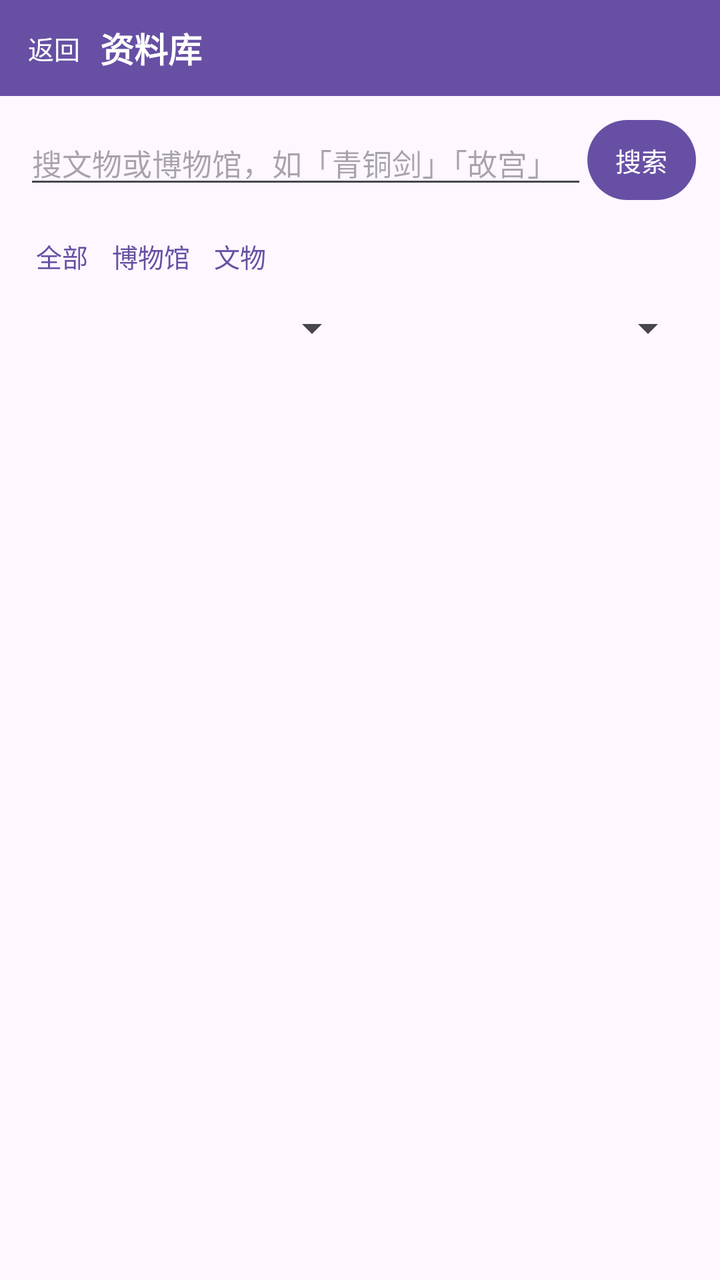
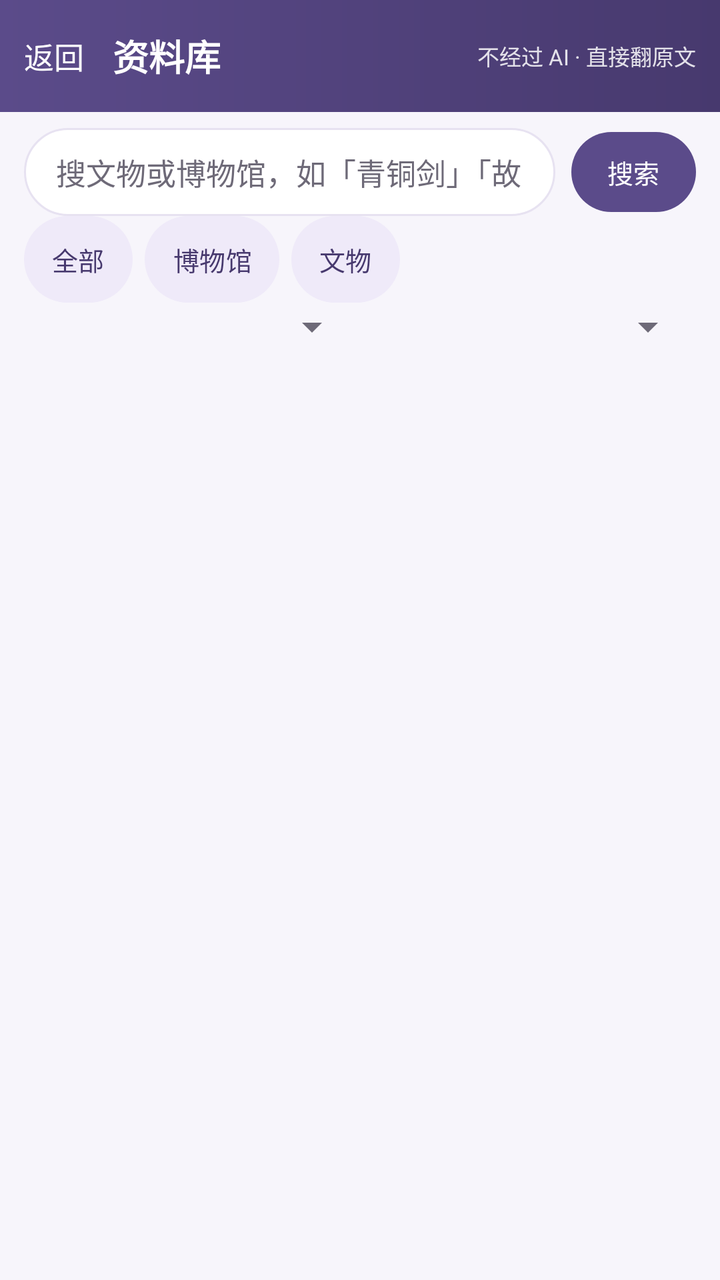

Two renders of the same Android screen: before a commit and after it. Below are the layout's source before the change and the commit's diff.
<!-- AndroidManifest.xml: application theme Theme.MuseumDocentAI -->
<!-- res/layout/activity_browse.xml -->
<?xml version="1.0" encoding="utf-8"?>
<androidx.constraintlayout.widget.ConstraintLayout xmlns:android="http://schemas.android.com/apk/res/android"
    xmlns:app="http://schemas.android.com/apk/res-auto"
    android:id="@+id/browse_root"
    android:layout_width="match_parent"
    android:layout_height="match_parent">

    
    <LinearLayout
        android:id="@+id/browse_title_bar"
        android:layout_width="match_parent"
        android:layout_height="48dp"
        android:background="?attr/colorPrimary"
        android:gravity="center_vertical"
        android:orientation="horizontal"
        android:paddingStart="4dp"
        android:paddingEnd="12dp"
        app:layout_constraintTop_toTopOf="parent">

        <Button
            android:id="@+id/btn_back"
            style="?android:attr/borderlessButtonStyle"
            android:layout_width="wrap_content"
            android:layout_height="wrap_content"
            android:minWidth="0dp"
            android:paddingStart="10dp"
            android:paddingEnd="10dp"
            android:text="@string/browse_back"
            android:textColor="@android:color/white"
            android:textSize="13sp" />

        <TextView
            android:layout_width="0dp"
            android:layout_height="wrap_content"
            android:layout_weight="1"
            android:text="@string/browse_title"
            android:textColor="@android:color/white"
            android:textSize="17sp"
            android:textStyle="bold" />
    </LinearLayout>

    
    <LinearLayout
        android:id="@+id/layout_search"
        android:layout_width="match_parent"
        android:layout_height="wrap_content"
        android:orientation="vertical"
        android:paddingStart="12dp"
        android:paddingTop="8dp"
        android:paddingEnd="12dp"
        app:layout_constraintTop_toBottomOf="@id/browse_title_bar">

        <LinearLayout
            android:layout_width="match_parent"
            android:layout_height="wrap_content"
            android:gravity="center_vertical"
            android:orientation="horizontal">

            <EditText
                android:id="@+id/edit_search"
                android:layout_width="0dp"
                android:layout_height="wrap_content"
                android:layout_weight="1"
                android:hint="@string/browse_hint"
                android:imeOptions="actionSearch"
                android:inputType="text"
                android:maxLines="1"
                android:textSize="15sp" />

            <Button
                android:id="@+id/btn_search"
                android:layout_width="wrap_content"
                android:layout_height="wrap_content"
                android:minWidth="0dp"
                android:paddingStart="14dp"
                android:paddingEnd="14dp"
                android:text="@string/browse_search"
                android:textSize="13sp" />
        </LinearLayout>

        
        <LinearLayout
            android:layout_width="match_parent"
            android:layout_height="wrap_content"
            android:gravity="center_vertical"
            android:orientation="horizontal">

            <Button
                android:id="@+id/btn_kind_all"
                style="?android:attr/borderlessButtonStyle"
                android:layout_width="wrap_content"
                android:layout_height="wrap_content"
                android:minWidth="0dp"
                android:paddingStart="6dp"
                android:paddingEnd="6dp"
                android:text="@string/browse_kind_all"
                android:textColor="#6750A4"
                android:textSize="13sp" />

            <Button
                android:id="@+id/btn_kind_museum"
                style="?android:attr/borderlessButtonStyle"
                android:layout_width="wrap_content"
                android:layout_height="wrap_content"
                android:minWidth="0dp"
                android:paddingStart="6dp"
                android:paddingEnd="6dp"
                android:text="@string/browse_kind_museum"
                android:textColor="#6750A4"
                android:textSize="13sp" />

            <Button
                android:id="@+id/btn_kind_artifact"
                style="?android:attr/borderlessButtonStyle"
                android:layout_width="wrap_content"
                android:layout_height="wrap_content"
                android:minWidth="0dp"
                android:paddingStart="6dp"
                android:paddingEnd="6dp"
                android:text="@string/browse_kind_artifact"
                android:textColor="#6750A4"
                android:textSize="13sp" />

            <TextView
                android:id="@+id/text_count"
                android:layout_width="0dp"
                android:layout_height="wrap_content"
                android:layout_weight="1"
                android:gravity="end"
                android:textSize="12sp" />
        </LinearLayout>

        
        <LinearLayout
            android:layout_width="match_parent"
            android:layout_height="wrap_content"
            android:gravity="center_vertical"
            android:orientation="horizontal">

            <Spinner
                android:id="@+id/spinner_province"
                android:layout_width="0dp"
                android:layout_height="wrap_content"
                android:layout_weight="1" />

            <Spinner
                android:id="@+id/spinner_category"
                android:layout_width="0dp"
                android:layout_height="wrap_content"
                android:layout_weight="1" />
        </LinearLayout>

        
        <HorizontalScrollView
            android:id="@+id/scroll_history"
            android:layout_width="match_parent"
            android:layout_height="wrap_content"
            android:scrollbars="none"
            android:visibility="gone">

            <LinearLayout
                android:id="@+id/layout_history"
                android:layout_width="wrap_content"
                android:layout_height="wrap_content"
                android:orientation="horizontal" />
        </HorizontalScrollView>

        
        <TextView
            android:id="@+id/text_status"
            android:layout_width="match_parent"
            android:layout_height="wrap_content"
            android:gravity="center"
            android:paddingTop="10dp"
            android:paddingBottom="10dp"
            android:textSize="13sp"
            android:visibility="gone" />
    </LinearLayout>

    
    <androidx.recyclerview.widget.RecyclerView
        android:id="@+id/recycler_docs"
        android:layout_width="match_parent"
        android:layout_height="0dp"
        android:clipToPadding="false"
        android:padding="6dp"
        app:layout_constraintBottom_toBottomOf="parent"
        app:layout_constraintTop_toBottomOf="@id/layout_search" />

</androidx.constraintlayout.widget.ConstraintLayout>
<!-- resources referenced by this layout -->
<resources>
  <string name="browse_back">返回</string>
  <style name="Base.Theme.MuseumDocentAI" parent="Theme.Material3.DayNight.NoActionBar">
          
          
      </style>
  <!-- unchanged entries left out for length: 7 -->
</resources>

<!-- the commit's change to res/layout/activity_browse.xml (unified diff, before → after) -->
@@ -3,14 +3,15 @@
     xmlns:app="http://schemas.android.com/apk/res-auto"
     android:id="@+id/browse_root"
     android:layout_width="match_parent"
-    android:layout_height="match_parent">
+    android:layout_height="match_parent"
+    android:background="@color/bg_app">
 
     
     <LinearLayout
         android:id="@+id/browse_title_bar"
         android:layout_width="match_parent"
-        android:layout_height="48dp"
-        android:background="?attr/colorPrimary"
+        android:layout_height="56dp"
+        android:background="@drawable/bg_toolbar"
         android:gravity="center_vertical"
         android:orientation="horizontal"
         android:paddingStart="4dp"
@@ -19,24 +20,26 @@
 
         <Button
             android:id="@+id/btn_back"
-            style="?android:attr/borderlessButtonStyle"
-            android:layout_width="wrap_content"
-            android:layout_height="wrap_content"
-            android:minWidth="0dp"
-            android:paddingStart="10dp"
-            android:paddingEnd="10dp"
-            android:text="@string/browse_back"
-            android:textColor="@android:color/white"
-            android:textSize="13sp" />
+            style="@style/ToolbarIconButton"
+            android:text="@string/browse_back" />
 
         <TextView
             android:layout_width="0dp"
             android:layout_height="wrap_content"
+            android:layout_marginStart="6dp"
             android:layout_weight="1"
             android:text="@string/browse_title"
-            android:textColor="@android:color/white"
-            android:textSize="17sp"
+            android:textColor="@color/text_on_brand"
+            android:textSize="18sp"
             android:textStyle="bold" />
+
+        <TextView
+            android:layout_width="wrap_content"
+            android:layout_height="wrap_content"
+            android:alpha="0.85"
+            android:text="@string/browse_subtitle"
+            android:textColor="@color/text_on_brand"
+            android:textSize="11sp" />
     </LinearLayout>
 
     
@@ -59,22 +62,30 @@
             <EditText
                 android:id="@+id/edit_search"
                 android:layout_width="0dp"
-                android:layout_height="wrap_content"
+                android:layout_height="44dp"
                 android:layout_weight="1"
+                android:background="@drawable/bg_input"
                 android:hint="@string/browse_hint"
                 android:imeOptions="actionSearch"
                 android:inputType="text"
                 android:maxLines="1"
+                android:paddingStart="16dp"
+                android:paddingEnd="16dp"
+                android:textColor="@color/text_primary"
+                android:textColorHint="@color/text_secondary"
                 android:textSize="15sp" />
 
             <Button
                 android:id="@+id/btn_search"
                 android:layout_width="wrap_content"
-                android:layout_height="wrap_content"
+                android:layout_height="40dp"
+                android:layout_marginStart="8dp"
+                android:background="@drawable/bg_pill_selected"
                 android:minWidth="0dp"
-                android:paddingStart="14dp"
-                android:paddingEnd="14dp"
+                android:paddingStart="18dp"
+                android:paddingEnd="18dp"
                 android:text="@string/browse_search"
+                android:textColor="@color/text_on_brand"
                 android:textSize="13sp" />
         </LinearLayout>
 
@@ -87,39 +98,20 @@
 
             <Button
                 android:id="@+id/btn_kind_all"
-                style="?android:attr/borderlessButtonStyle"
-                android:layout_width="wrap_content"
-                android:layout_height="wrap_content"
-                android:minWidth="0dp"
-                android:paddingStart="6dp"
-                android:paddingEnd="6dp"
-                android:text="@string/browse_kind_all"
-                android:textColor="#6750A4"
-                android:textSize="13sp" />
+                style="@style/PillButton"
+                android:layout_marginEnd="6dp"
+                android:text="@string/browse_kind_all" />
 
             <Button
                 android:id="@+id/btn_kind_museum"
-                style="?android:attr/borderlessButtonStyle"
-                android:layout_width="wrap_content"
-                android:layout_height="wrap_content"
-                android:minWidth="0dp"
-                android:paddingStart="6dp"
-                android:paddingEnd="6dp"
-                android:text="@string/browse_kind_museum"
-                android:textColor="#6750A4"
-                android:textSize="13sp" />
+                style="@style/PillButton"
+                android:layout_marginEnd="6dp"
+                android:text="@string/browse_kind_museum" />
 
             <Button
                 android:id="@+id/btn_kind_artifact"
-                style="?android:attr/borderlessButtonStyle"
-                android:layout_width="wrap_content"
-                android:layout_height="wrap_content"
-                android:minWidth="0dp"
-                android:paddingStart="6dp"
-                android:paddingEnd="6dp"
-                android:text="@string/browse_kind_artifact"
-                android:textColor="#6750A4"
-                android:textSize="13sp" />
+                style="@style/PillButton"
+                android:text="@string/browse_kind_artifact" />
 
             <TextView
                 android:id="@+id/text_count"
<!-- resource entries referenced after the edit -->
@@ -1,10 +1,86 @@
 <!-- resources referenced by this layout -->
 <resources>
+  <color name="bg_app">#F7F5FB</color>
+  <color name="text_on_brand">#FFFFFF</color>
+  <color name="text_primary">#1D1B20</color>
+  <color name="text_secondary">#6E6A78</color>
+  <!-- drawable bg_input (drawable) -->
+  <?xml version="1.0" encoding="utf-8"?>
+  <shape xmlns:android="http://schemas.android.com/apk/res/android" android:shape="rectangle">
+      <solid android:color="@color/surface" />
+      <stroke android:width="1dp" android:color="@color/stroke" />
+      <corners android:radius="24dp" />
+  </shape>
+  <!-- drawable bg_pill_selected (drawable) -->
+  <?xml version="1.0" encoding="utf-8"?>
+  <shape xmlns:android="http://schemas.android.com/apk/res/android" android:shape="rectangle">
+      <solid android:color="@color/brand" />
+      <corners android:radius="999dp" />
+  </shape>
+  <!-- drawable bg_toolbar (drawable) -->
+  <?xml version="1.0" encoding="utf-8"?>
+  <shape xmlns:android="http://schemas.android.com/apk/res/android" android:shape="rectangle">
+      <gradient
+          android:angle="0"
+          android:endColor="@color/brand_dark"
+          android:startColor="@color/brand" />
+  </shape>
   <string name="browse_back">返回</string>
+  <string name="browse_subtitle">不经过 AI · 直接翻原文</string>
+  <style name="PillButton">
+          <item name="android:layout_width">wrap_content</item>
+          <item name="android:layout_height">wrap_content</item>
+          <item name="android:minWidth">0dp</item>
+          <item name="android:minHeight">0dp</item>
+          <item name="android:background">@drawable/bg_pill</item>
+          
+          <item name="backgroundTint">@null</item>
+          <item name="android:backgroundTint">@null</item>
+          <item name="android:paddingStart">14dp</item>
+          <item name="android:paddingEnd">14dp</item>
+          <item name="android:paddingTop">8dp</item>
+          <item name="android:paddingBottom">8dp</item>
+          <item name="android:textColor">@color/brand_dark</item>
+          <item name="android:textSize">13sp</item>
+          <item name="android:textAllCaps">false</item>
+          <item name="android:stateListAnimator">@null</item>
+      </style>
+  <style name="ToolbarIconButton">
+          <item name="android:layout_width">wrap_content</item>
+          <item name="android:layout_height">wrap_content</item>
+          <item name="android:minWidth">0dp</item>
+          <item name="android:minHeight">0dp</item>
+          <item name="android:paddingStart">8dp</item>
+          <item name="android:paddingEnd">8dp</item>
+          <item name="android:paddingTop">6dp</item>
+          <item name="android:paddingBottom">6dp</item>
+          <item name="android:background">?android:attr/selectableItemBackgroundBorderless</item>
+          <item name="android:textColor">@color/text_on_brand</item>
+          <item name="android:textSize">15sp</item>
+      </style>
+  <color name="surface">#FFFFFF</color>
+  <color name="stroke">#E7E2F1</color>
+  <color name="brand">#5B4B8A</color>
+  <color name="brand_dark">#47396E</color>
+  <!-- drawable bg_pill (drawable) -->
+  <?xml version="1.0" encoding="utf-8"?>
+  <shape xmlns:android="http://schemas.android.com/apk/res/android" android:shape="rectangle">
+      <solid android:color="@color/brand_light" />
+      <corners android:radius="999dp" />
+  </shape>
   <style name="Base.Theme.MuseumDocentAI" parent="Theme.Material3.DayNight.NoActionBar">
-          
-          
+          <item name="colorPrimary">@color/brand</item>
+          <item name="colorOnPrimary">@color/text_on_brand</item>
+          <item name="colorPrimaryContainer">@color/brand_light</item>
+          <item name="colorOnPrimaryContainer">@color/brand_dark</item>
+          <item name="colorSecondary">@color/brand_accent</item>
+          <item name="android:windowBackground">@color/bg_app</item>
+          <item name="android:colorBackground">@color/bg_app</item>
+          <item name="android:textColorPrimary">@color/text_primary</item>
+          <item name="android:textColorSecondary">@color/text_secondary</item>
       </style>
+  <color name="brand_light">#EFEAF9</color>
+  <color name="brand_accent">#B79CE0</color>
   <!-- unchanged entries left out for length: 7 -->
 </resources>
 
